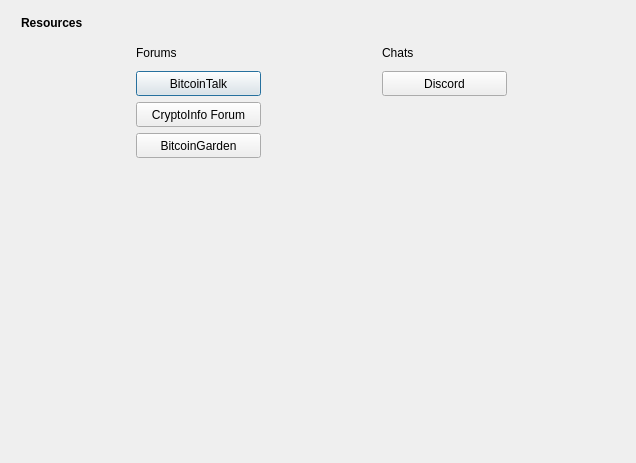
Before: the Qt Designer form src/qt/forms/resources.ui in TheCryptoChat/INFO, drawn with Qt 5.
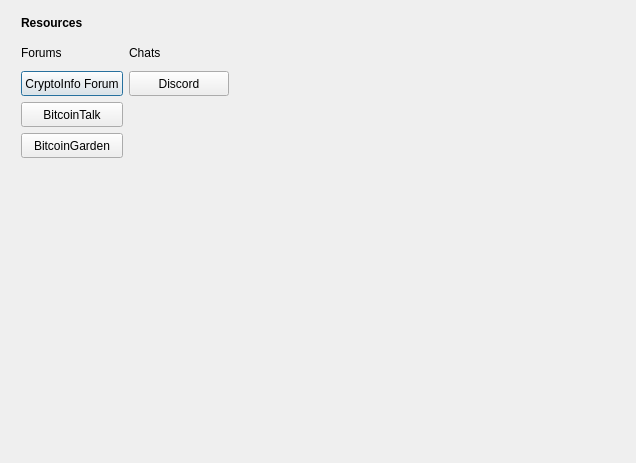
After: the same form once the commit is applied.

Patch:
```diff
--- a/src/qt/forms/resources.ui
+++ b/src/qt/forms/resources.ui
@@ -124,32 +124,6 @@
            </property>
           </widget>
          </item>
-         <item>
-          <layout class="QHBoxLayout" name="horizontalLayout_2">
-           <property name="bottomMargin">
-            <number>0</number>
-           </property>
-           <item>
-            <widget class="QPushButton" name="pushButton_bitcointalk">
-             <property name="minimumSize">
-              <size>
-               <width>0</width>
-               <height>25</height>
-              </size>
-             </property>
-             <property name="maximumSize">
-              <size>
-               <width>125</width>
-               <height>16777215</height>
-              </size>
-             </property>
-             <property name="text">
-              <string>BitcoinTalk</string>
-             </property>
-            </widget>
-           </item>
-          </layout>
-         </item>
          <item>
           <layout class="QHBoxLayout" name="horizontalLayout_3">
            <property name="bottomMargin">
@@ -159,7 +133,7 @@
             <widget class="QPushButton" name="pushButton_infocoinfrm">
              <property name="minimumSize">
               <size>
-               <width>0</width>
+               <width>100</width>
                <height>25</height>
               </size>
              </property>
@@ -176,6 +150,32 @@
            </item>
           </layout>
          </item>
+         <item>
+          <layout class="QHBoxLayout" name="horizontalLayout_2">
+           <property name="bottomMargin">
+            <number>0</number>
+           </property>
+           <item>
+            <widget class="QPushButton" name="pushButton_bitcointalk">
+             <property name="minimumSize">
+              <size>
+               <width>100</width>
+               <height>25</height>
+              </size>
+             </property>
+             <property name="maximumSize">
+              <size>
+               <width>125</width>
+               <height>16777215</height>
+              </size>
+             </property>
+             <property name="text">
+              <string>BitcoinTalk</string>
+             </property>
+            </widget>
+           </item>
+          </layout>
+         </item>
          <item>
           <layout class="QHBoxLayout" name="horizontalLayout_4">
            <property name="bottomMargin">
@@ -185,7 +185,7 @@
             <widget class="QPushButton" name="pushButton_garden">
              <property name="minimumSize">
               <size>
-               <width>0</width>
+               <width>100</width>
                <height>25</height>
               </size>
              </property>
@@ -241,7 +241,7 @@
             <widget class="QPushButton" name="pushButton_discord">
              <property name="minimumSize">
               <size>
-               <width>0</width>
+               <width>100</width>
                <height>25</height>
               </size>
              </property>
@@ -273,6 +273,19 @@
          </item>
         </layout>
        </item>
+       <item>
+        <spacer name="horizontalSpacer">
+         <property name="orientation">
+          <enum>Qt::Horizontal</enum>
+         </property>
+         <property name="sizeHint" stdset="0">
+          <size>
+           <width>40</width>
+           <height>20</height>
+          </size>
+         </property>
+        </spacer>
+       </item>
       </layout>
      </widget>
     </widget>
```
